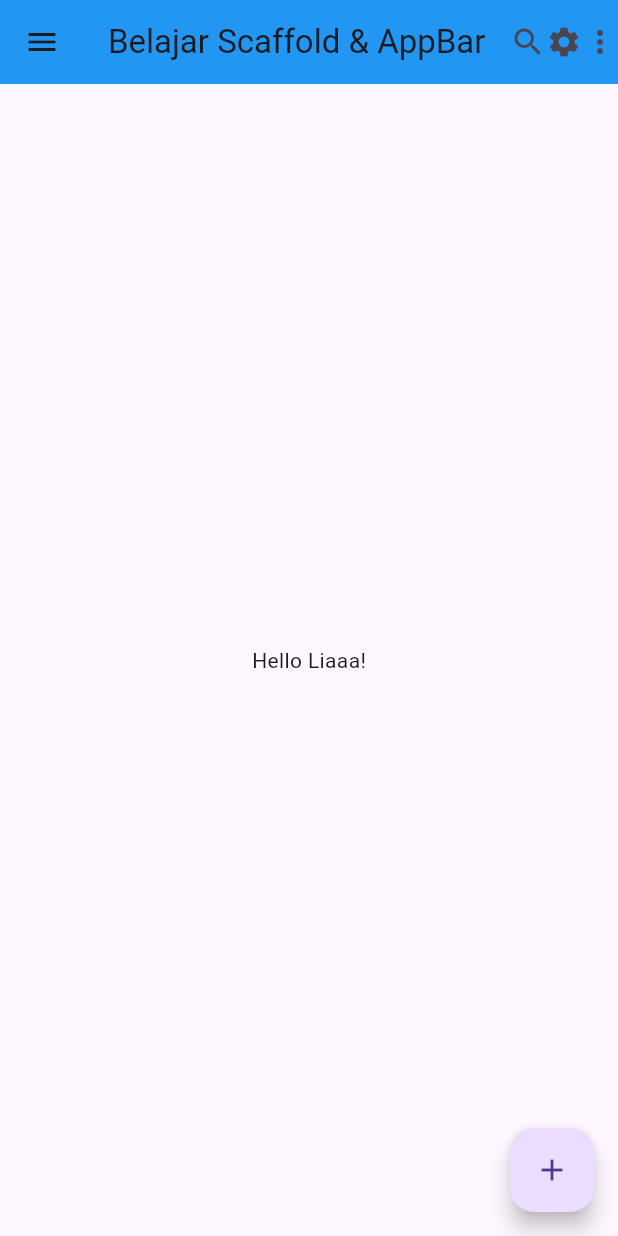
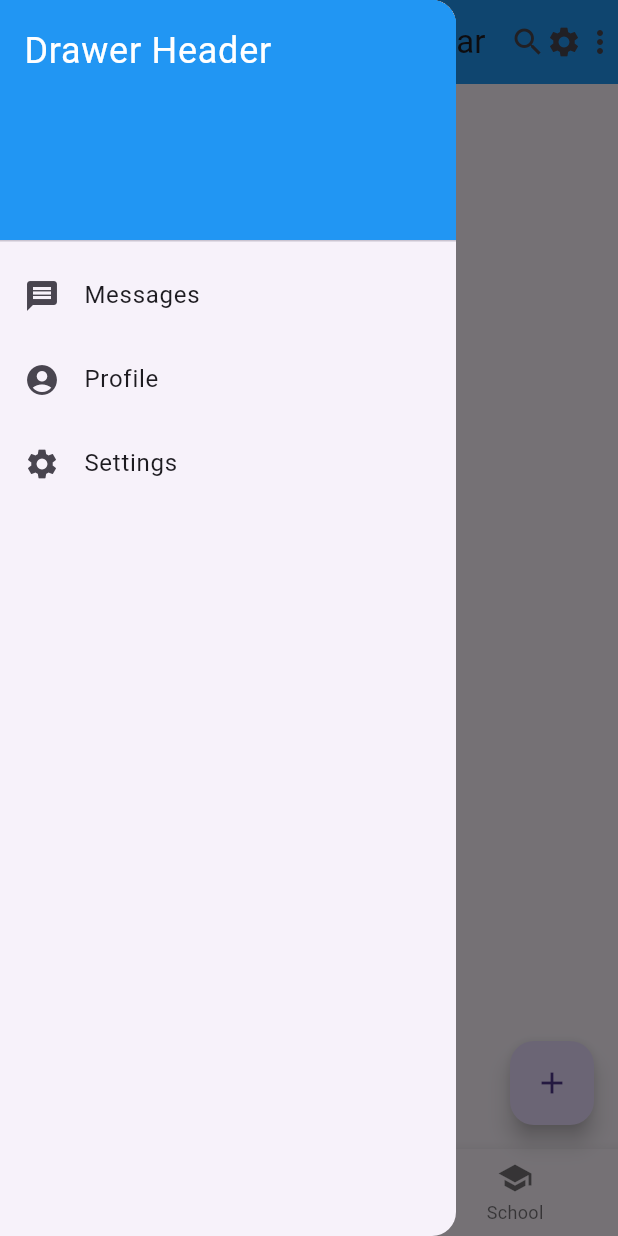
Before and after one commit to rahmaliaaa/pemograman_mobile, a Flutter app: the screen it shows after launch, with the side drawer open (before the commit the screen has no drawer), on a phone screen of 412 x 824 dp. Run offline on Flutter 3.47's test engine with Material 3 defaults, Android fonts, the phone set to English and light mode, and no system bars.

Commit message:
menambahkan drawer dan bottom navigation bar

```diff
--- a/flutter/flutter_application_3/lib/main.dart
+++ b/flutter/flutter_application_3/lib/main.dart
@@ -25,6 +25,46 @@ class LiaaApp extends StatelessWidget {
           onPressed: () {},
           child: Icon(Icons.add),
         ),
+        drawer: Drawer( // Menambahkan drawer
+          child: ListView(
+            padding: EdgeInsets.zero,
+            children: const [
+              DrawerHeader(
+                decoration: BoxDecoration(color: Colors.blue,),
+                child: Text(
+                  'Drawer Header',
+                  style: TextStyle(
+                    color: Colors.white,fontSize: 24,),
+                ),
+              ),
+              ListTile(
+                leading: Icon(Icons.message),title: Text('Messages'),
+              ),
+              ListTile(
+                leading: Icon(Icons.account_circle),title: Text('Profile'),
+              ),
+              ListTile(
+                leading: Icon(Icons.settings),title: Text('Settings'),
+              ),
+            ],
+          ),
+        ),
+        bottomNavigationBar: BottomNavigationBar( // Menambahkan bottom navigation bar
+          items: const <BottomNavigationBarItem>[
+            BottomNavigationBarItem(
+              icon: Icon(Icons.home),
+              label: 'Home',
+            ),
+            BottomNavigationBarItem(
+              icon: Icon(Icons.business),
+              label: 'Business',
+            ),
+            BottomNavigationBarItem(
+              icon: Icon(Icons.school),
+              label: 'School',
+            ),
+          ],
+        ),
       ),
     );
   }
```
